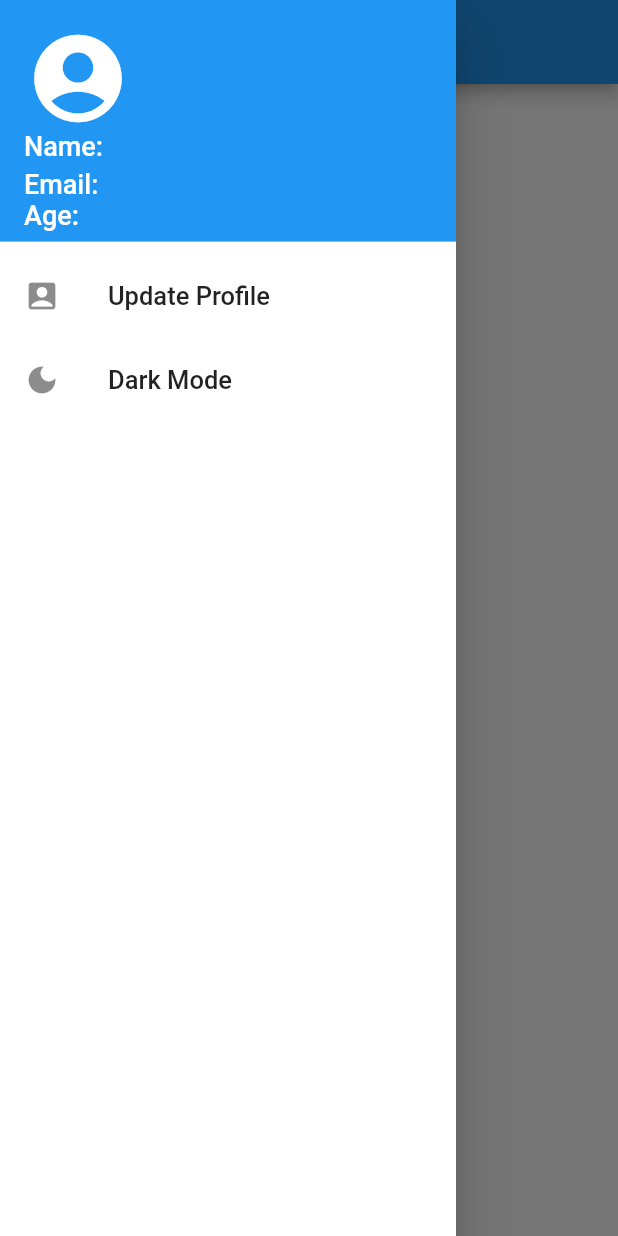
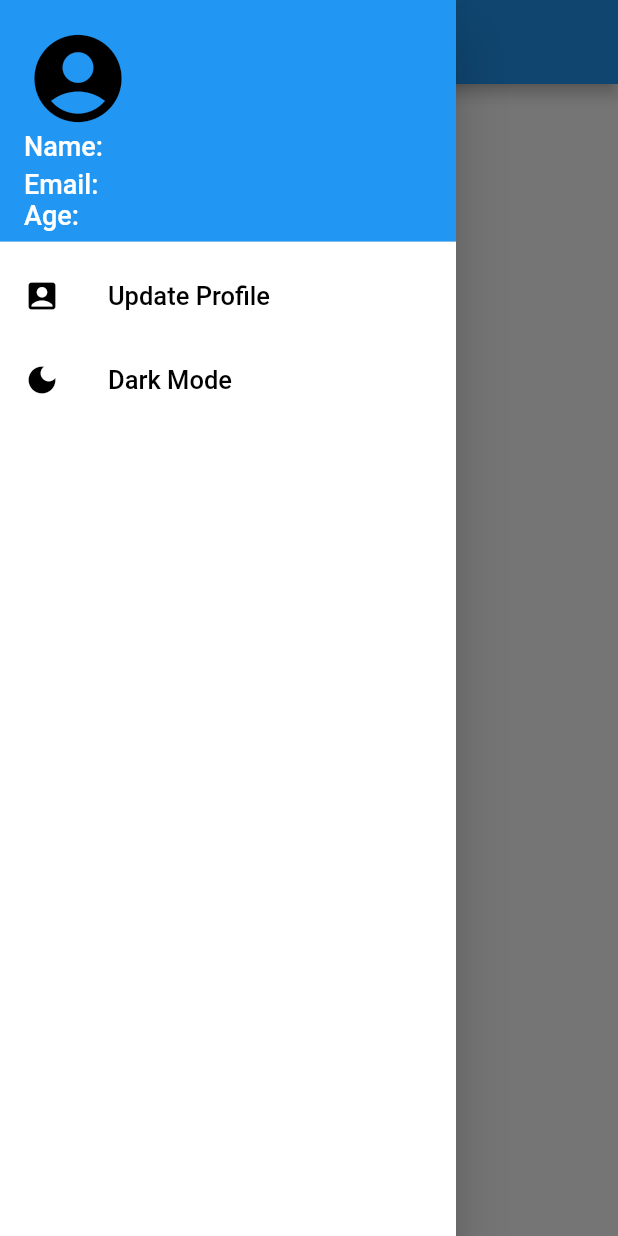
Before and after one commit to Avinash174/CryptoCurrencyApp, a Flutter app: the screen it shows after launch, with the side drawer open, on a phone screen of 412 x 824 dp. Run offline on Flutter 3.47's test engine with Material 2 defaults, Android fonts, the phone set to English and light mode, and no system bars; our stand-ins replace shared_preferences.

Commit message:
New Changes Done

```diff
--- a/lib/HomeScreen.dart
+++ b/lib/HomeScreen.dart
@@ -11,7 +11,7 @@ class HomeScreen extends StatefulWidget {
 
 class _HomeScreenState extends State<HomeScreen> {
   String name = "", age = " ", email = "";
-  bool isDarMode = false;
+  bool isDarkMode = false;
 
   void initState() {
     super.initState();
@@ -30,13 +30,13 @@ class _HomeScreenState extends State<HomeScreen> {
   @override
   Widget build(BuildContext context) {
     return Scaffold(
-      backgroundColor: isDarMode?Colors.black:Colors.white,
+      backgroundColor: isDarkMode ? Colors.black : Colors.white,
       appBar: AppBar(
         title: Text("Crpto Currency App"),
         centerTitle: true,
       ),
       drawer: Drawer(
-        backgroundColor: isDarMode?Colors.black:Colors.white,
+        backgroundColor: isDarkMode ? Colors.black : Colors.white,
         child: Column(
           children: [
             UserAccountsDrawerHeader(
@@ -53,8 +53,8 @@ class _HomeScreenState extends State<HomeScreen> {
               ),
               currentAccountPicture: Icon(
                 Icons.account_circle,
+                color: isDarkMode ? Colors.white : Colors.black,
                 size: 70,
-                color: Colors.white,
               ),
             ),
             ListTile(
@@ -62,24 +62,37 @@ class _HomeScreenState extends State<HomeScreen> {
                 Navigator.push(context,
                     MaterialPageRoute(builder: (_) => UpdateProfileScreen()));
               },
-              leading: Icon(Icons.account_box),
-              title: const Text(
+              leading: Icon(
+                Icons.account_box,
+                color: isDarkMode ? Colors.white : Colors.black,
+              ),
+              title: Text(
                 "Update Profile",
                 style: TextStyle(
+                  color: isDarkMode ? Colors.white : Colors.black,
                   fontSize: 17,
                 ),
               ),
             ),
             ListTile(
-              onTap: () {
-               setState(() {
-                 isDarMode = !isDarMode;
-               });
+              onTap: () async{
+                SharedPreferences prefs=await SharedPreferences.getInstance();
+
+                setState(() {
+                  isDarkMode = !isDarkMode;
+                });
+                await prefs.setBool('isDarkMode', isDarkMode);
               },
-              leading: Icon(isDarMode?Icons.light_mode:Icons.dark_mode),
+              leading: Icon(
+                isDarkMode ? Icons.light_mode : Icons.dark_mode,
+                color: isDarkMode ? Colors.white : Colors.black,
+              ),
               title: Text(
-                isDarMode?"Light Mode":"Dark Mode",
-                style: TextStyle(fontSize: 17),
+                isDarkMode ? "Light Mode" : "Dark Mode",
+                style: TextStyle(
+                  color: isDarkMode ? Colors.white : Colors.black,
+                  fontSize: 17,
+                ),
               ),
             )
           ],
```
Also changed, not shown: lib/app_theme.dart (added).
